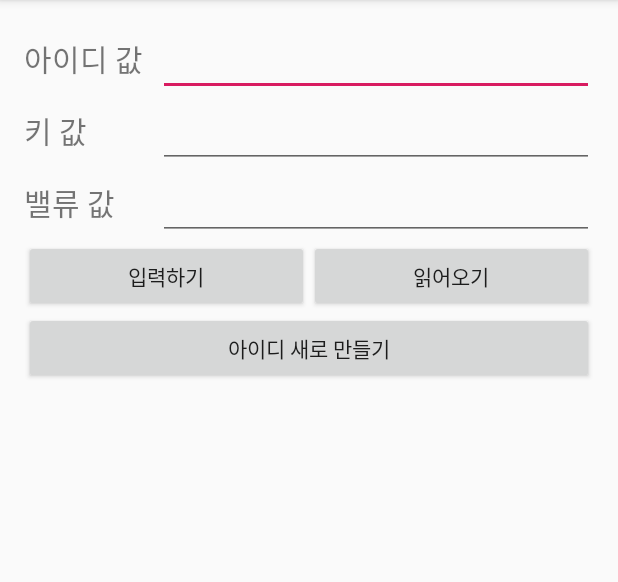
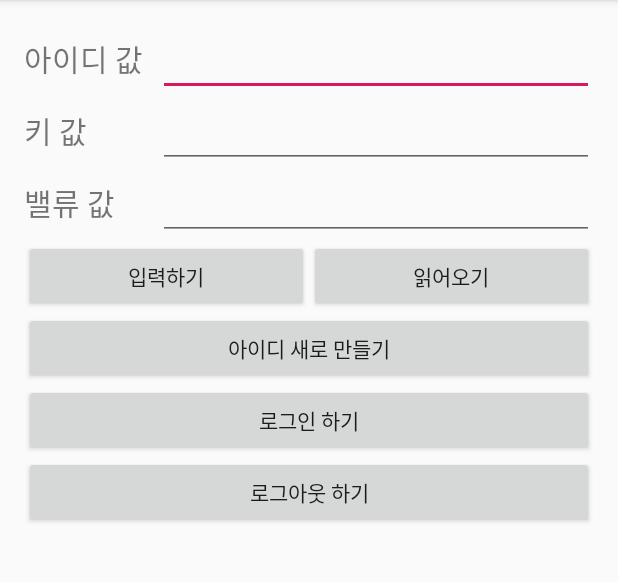
Before and after one commit to sodp5/Learn-Firebase, an Android app: the screen it shows after launch (MainActivity), after a tap on "아이디 새로 만들기", on a phone screen of 412 x 824 dp, the part 84-666 px from its top. Run offline under Robolectric (Android 15) with nearby library versions, the phone set to English and light mode, and no system bars; our stand-ins replace Firebase (no records; nobody signed in at launch, a user with empty details on screens opened directly).

Commit message:
add sign_up sign_in sign_out

```diff
--- a/app/src/main/java/com/example/firebaseexample/MainActivity.java
+++ b/app/src/main/java/com/example/firebaseexample/MainActivity.java
@@ -10,27 +10,27 @@ import android.widget.EditText;
 import android.widget.TextView;
 import android.widget.Toast;
 
-import com.google.android.gms.tasks.OnCompleteListener;
-import com.google.android.gms.tasks.Task;
-import com.google.firebase.auth.AuthResult;
-import com.google.firebase.auth.FirebaseAuth;
-import com.google.firebase.auth.FirebaseUser;
 import com.google.firebase.database.DataSnapshot;
 import com.google.firebase.database.DatabaseError;
 import com.google.firebase.database.DatabaseReference;
 import com.google.firebase.database.FirebaseDatabase;
 import com.google.firebase.database.ValueEventListener;
 
-import java.util.ArrayList;
+import java.util.HashMap;
 
 public class MainActivity extends AppCompatActivity {
     private TextView tvID, tvKey, tvValue;
     private EditText edtID, edtKey, edtValue;
-    private Button btnPush, btnRead, btnCreateId;
+    private Button btnPush, btnRead, btnCreateId, btnLogin, btnLogOut;
 
     private String myKey;
+    private boolean isLogin;
 
     private DatabaseReference databaseReference;
+
+    private HashMap<String, String> memberListMap;
+
+    private final static String MEMBER_LIST = "MemberList";
 
     @Override
     protected void onCreate(Bundle savedInstanceState) {
@@ -40,6 +40,7 @@ public class MainActivity extends AppCompatActivity {
         initView();
         addButtonEvent();
         initInstance();
+        setChildMap(memberListMap, MEMBER_LIST);
 
     }
 
@@ -55,44 +56,44 @@ public class MainActivity extends AppCompatActivity {
         btnPush = findViewById(R.id.btnPush);
         btnRead = findViewById(R.id.btnRead);
         btnCreateId = findViewById(R.id.btnCreateId);
+        btnLogin = findViewById(R.id.btnLogin);
+        btnLogOut = findViewById(R.id.btnLogOut);
     }
 
     private void initInstance() {
         databaseReference = FirebaseDatabase.getInstance().getReference();
+        memberListMap = new HashMap<>();
     }
 
     private void addButtonEvent() {
         btnPush.setOnClickListener(btnPushClickEvent);
         btnRead.setOnClickListener(btnReadClickEvent);
         btnCreateId.setOnClickListener(btnCreateIdClickEvent);
+        btnLogin.setOnClickListener(btnLoginClickEvent);
+        btnLogOut.setOnClickListener(btnLogOutClickEvent);
     }
 
     private View.OnClickListener btnCreateIdClickEvent = new View.OnClickListener() {
         @Override
         public void onClick(View view) {
-            databaseReference.child("MemberList").addListenerForSingleValueEvent(new ValueEventListener() {
-                @Override
-                public void onDataChange(@NonNull DataSnapshot dataSnapshot) {
-                    for (DataSnapshot ds : dataSnapshot.getChildren()) {
-                        Log.d("키값", ds.getKey());
-                        Log.d("밸류값", ds.getValue() + "");
-//                        if(ds.getKey().equals("1"))
-//                            break;
-                    }
-                }
+            String myId = edtID.getText().toString();
+            setChildMap(memberListMap, MEMBER_LIST);
 
-                @Override
-                public void onCancelled(@NonNull DatabaseError databaseError) {
-
-                }
-            });
+            if (isExistId(myId))
+                Toast.makeText(MainActivity.this, "이미 존재하는 ID 입니다!", Toast.LENGTH_SHORT).show();
+            else if (myId.length() <= 0) {
+                Toast.makeText(MainActivity.this, "ID를 입력 해 주세요!", Toast.LENGTH_SHORT).show();
+            }
+            else {
+                databaseReference.child(MEMBER_LIST).child(myId).setValue("password");
+            }
         }
     };
 
     private View.OnClickListener btnPushClickEvent = new View.OnClickListener() {
         @Override
         public void onClick(View view) {
-            databaseReference = FirebaseDatabase.getInstance().getReference(edtID.getText().toString());
+
         }
     };
 
@@ -102,4 +103,66 @@ public class MainActivity extends AppCompatActivity {
 
         }
     };
+
+    private View.OnClickListener btnLoginClickEvent = new View.OnClickListener() {
+        @Override
+        public void onClick(View view) {
+            String id = edtID.getText().toString();
+
+            if (id.length() <= 0) {
+                Toast.makeText(MainActivity.this, "ID를 입력 해주세요!!", Toast.LENGTH_SHORT).show();
+                return;
+            }
+
+            if (!isLogin) {
+                // 패스워드도 일치하는지 체크하는 코드가 생겨야 할 것
+                if (isExistId(id)) {
+                    isLogin = true;
+                    myKey = id;
+                    Toast.makeText(MainActivity.this, "로그인 되셨습니다.", Toast.LENGTH_SHORT).show();
+                }
+                else
+                    Toast.makeText(MainActivity.this, "존재하지 않는 ID 입니다!", Toast.LENGTH_SHORT).show();
+            }
+            else {
+                Toast.makeText(MainActivity.this, "이미 로그인 중입니다!", Toast.LENGTH_SHORT).show();
+            }
+        }
+    };
+
+    private View.OnClickListener btnLogOutClickEvent = new View.OnClickListener() {
+        @Override
+        public void onClick(View view) {
+            if (isLogin) {
+                isLogin = false;
+                Toast.makeText(MainActivity.this, "로그아웃 되셨습니다.", Toast.LENGTH_SHORT).show();
+            }
+            else
+                Toast.makeText(MainActivity.this, "로그인중이 아닙니다!", Toast.LENGTH_SHORT).show();
+        }
+    };
+
+
+    private void setChildMap(final HashMap<String, String> map, String key) {
+        databaseReference.child(key).addListenerForSingleValueEvent(new ValueEventListener() {
+            @Override
+            public void onDataChange(@NonNull DataSnapshot dataSnapshot) {
+                for (DataSnapshot ds : dataSnapshot.getChildren()) {
+                    map.put(ds.getKey(), ds.getValue(String.class));
+
+                    Log.d("키값", ds.getKey());
+                    Log.d("밸류값", map.get(ds.getKey()));
+                }
+            }
+
+            @Override
+            public void onCancelled(@NonNull DatabaseError databaseError) {
+
+            }
+        });
+    }
+
+    private boolean isExistId(String id) {
+        return memberListMap.containsKey(id);
+    }
 }
--- a/app/src/main/res/layout/activity_main.xml
+++ b/app/src/main/res/layout/activity_main.xml
@@ -82,6 +82,16 @@
         android:layout_width="match_parent"
         android:layout_height="wrap_content"
         android:text="아이디 새로 만들기"/>
+    <Button
+        android:id="@+id/btnLogin"
+        android:layout_width="match_parent"
+        android:layout_height="wrap_content"
+        android:text="로그인 하기"/>
+    <Button
+        android:id="@+id/btnLogOut"
+        android:layout_width="match_parent"
+        android:layout_height="wrap_content"
+        android:text="로그아웃 하기"/>
     <TextView
         android:id="@+id/tvResult"
         android:layout_width="match_parent"
```
